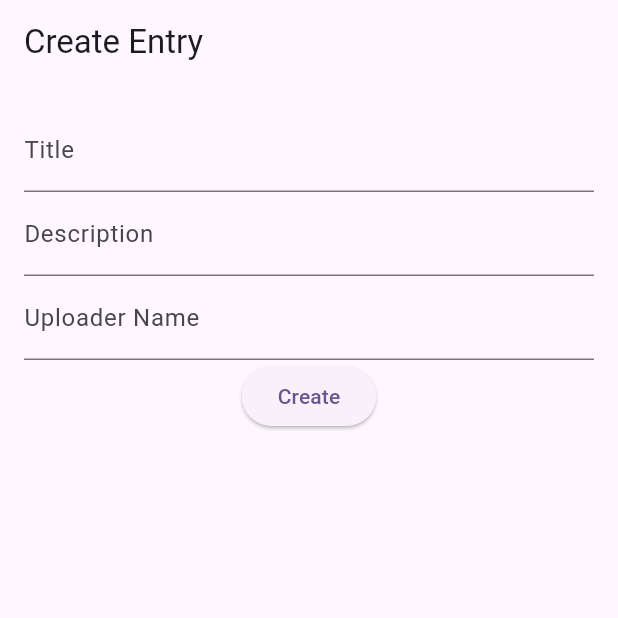
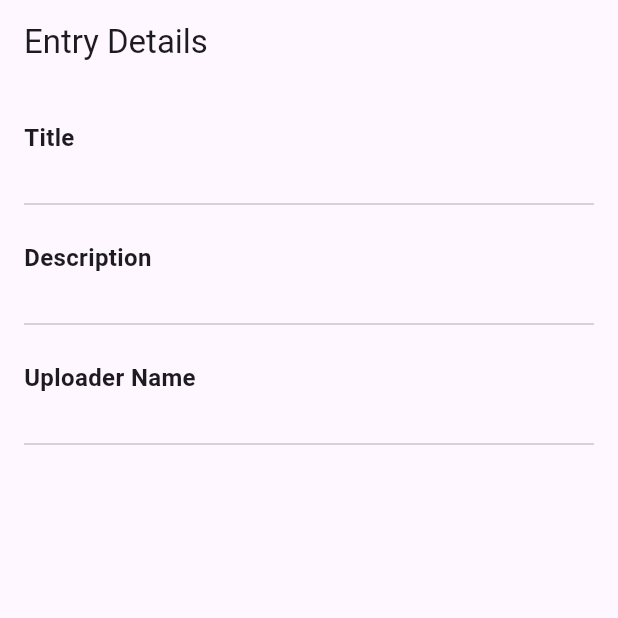
Before and after one commit to sakinayawarali/FirebaseIntegration, a Flutter app: the CreateScreen screen opened directly, on a phone screen of 412 x 824 dp, the top half of it. Run offline on Flutter 3.47's test engine with Material 3 defaults, Android fonts, the phone set to English and light mode, and no system bars; our stand-ins replace cloud_firestore, firebase_auth, firebase_core, google_sign_in, shared_preferences, timeago; accounts and stored records are empty.

```diff
--- a/lib/screens/create_screen.dart
+++ b/lib/screens/create_screen.dart
@@ -2,6 +2,7 @@ import 'package:cloud_firestore/cloud_firestore.dart';
 import 'package:firebase_auth/firebase_auth.dart';
 import 'package:flutter/material.dart';
 import 'package:intl/intl.dart';
+import 'package:assignment3/screens/main_screen.dart';
 
 class CreateScreen extends StatefulWidget {
   final DocumentSnapshot? documentSnapshot;
@@ -19,24 +20,34 @@ class _CreateScreenState extends State<CreateScreen> {
   final _uploaderNameController = TextEditingController();
   final _profilePictureUrl =
       'https://w7.pngwing.com/pngs/178/595/png-transparent-user-profile-computer-icons-login-user-avatars-thumbnail.png';
+
+  bool _isEditMode = false;
+
   @override
   void initState() {
     super.initState();
-    if (widget.documentSnapshot != null) {
+    _isEditMode = onTapFunctionReturnsTrue(); // Update _isEditMode based on onTapFunctionReturnsTrue()
+    if (_isEditMode && widget.documentSnapshot != null) {
       _titleController.text = widget.documentSnapshot!['title'];
       _descriptionController.text = widget.documentSnapshot!['description'];
       _uploaderNameController.text = widget.documentSnapshot!['uploaderName'];
     }
   }
 
+  bool onTapFunctionReturnsTrue() {
+    // Replace this with your logic to determine whether onTap returns true
+    return true;
+  }
+
   @override
   Widget build(BuildContext context) {
     return Scaffold(
       appBar: AppBar(
-        title: Text(
-            widget.documentSnapshot != null ? 'Update Entry' : 'Create Entry'),
+        title: Text(_isEditMode ? 'Entry Details' : 'Create Entry'),
       ),
-      body: Form(
+      body: _isEditMode
+          ? _buildEntryDetails()
+          : Form(
               key: _formKey,
               child: Padding(
                 padding: const EdgeInsets.all(16.0),
@@ -54,7 +65,8 @@ class _CreateScreenState extends State<CreateScreen> {
                     ),
                     TextFormField(
                       controller: _descriptionController,
-                decoration: const InputDecoration(labelText: 'Description'),
+                      decoration:
+                          const InputDecoration(labelText: 'Description'),
                       validator: (value) {
                         if (value == null || value.isEmpty) {
                           return 'Please enter a description';
@@ -64,7 +76,8 @@ class _CreateScreenState extends State<CreateScreen> {
                     ),
                     TextFormField(
                       controller: _uploaderNameController,
-                decoration: const InputDecoration(labelText: 'Uploader Name'),
+                      decoration:
+                          const InputDecoration(labelText: 'Uploader Name'),
                       validator: (value) {
                         if (value == null || value.isEmpty) {
                           return 'Please enter your name';
@@ -95,8 +108,7 @@ class _CreateScreenState extends State<CreateScreen> {
                           Navigator.pop(context);
                         }
                       },
-                child:
-                    Text(widget.documentSnapshot != null ? 'Update' : 'Create'),
+                      child: Text('Create'),
                     ),
                   ],
                 ),
@@ -104,4 +116,46 @@ class _CreateScreenState extends State<CreateScreen> {
             ),
     );
   }
+
+
+  Widget _buildEntryDetails() {
+    return Padding(
+      padding: const EdgeInsets.all(16.0),
+      child: Column(
+        crossAxisAlignment: CrossAxisAlignment.start,
+        children: [
+          _buildDetailItem('Title', _titleController.text),
+          _buildDetailItem('Description', _descriptionController.text),
+          _buildDetailItem('Uploader Name', _uploaderNameController.text),
+        ],
+      ),
+    );
   }
+
+  Widget _buildDetailItem(String label, String value) {
+    return Padding(
+      padding: const EdgeInsets.symmetric(vertical: 8.0),
+      child: Column(
+        crossAxisAlignment: CrossAxisAlignment.start,
+        children: [
+          Text(
+            label,
+            style: TextStyle(
+              fontWeight: FontWeight.bold,
+              fontSize: 16.0,
+            ),
+          ),
+          SizedBox(height: 4.0),
+          Text(
+            value,
+            style: TextStyle(
+              fontSize: 14.0,
+              color: Colors.grey,
+            ),
+          ),
+          Divider(),
+        ],
+      ),
+    );
+  }
+}
```
Also changed, not shown: lib/screens/edit_screen.dart (+30 -8 lines), lib/screens/main_screen.dart (+5 -5 lines). Lines whose indentation alone changed are shown as unchanged.
